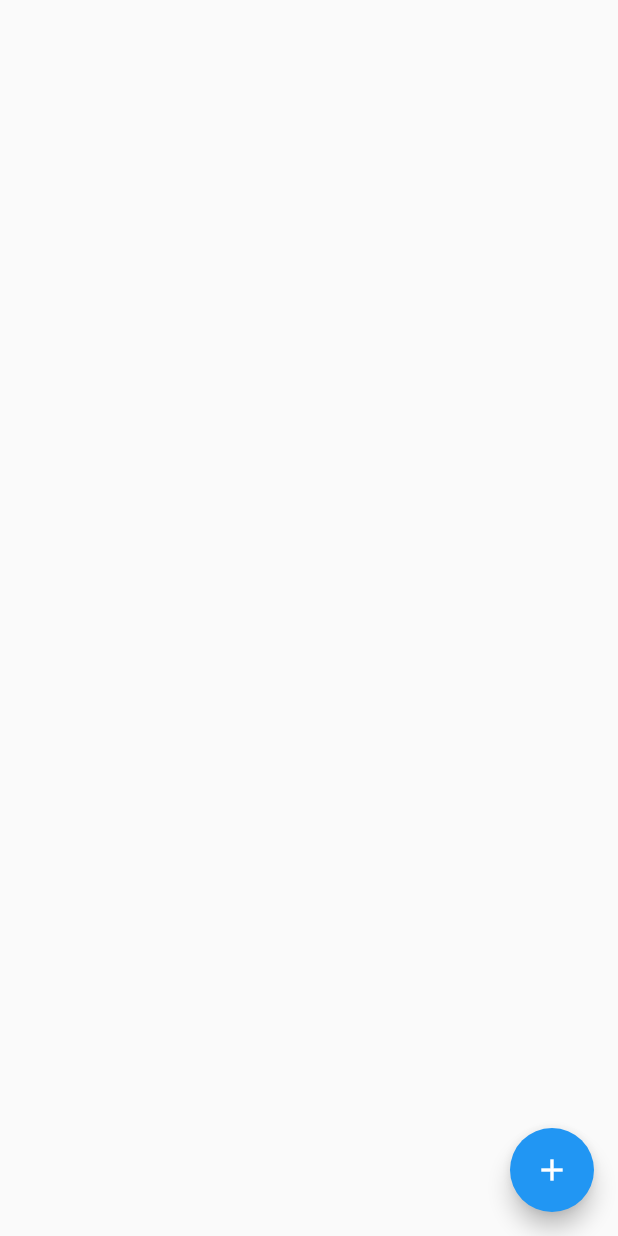
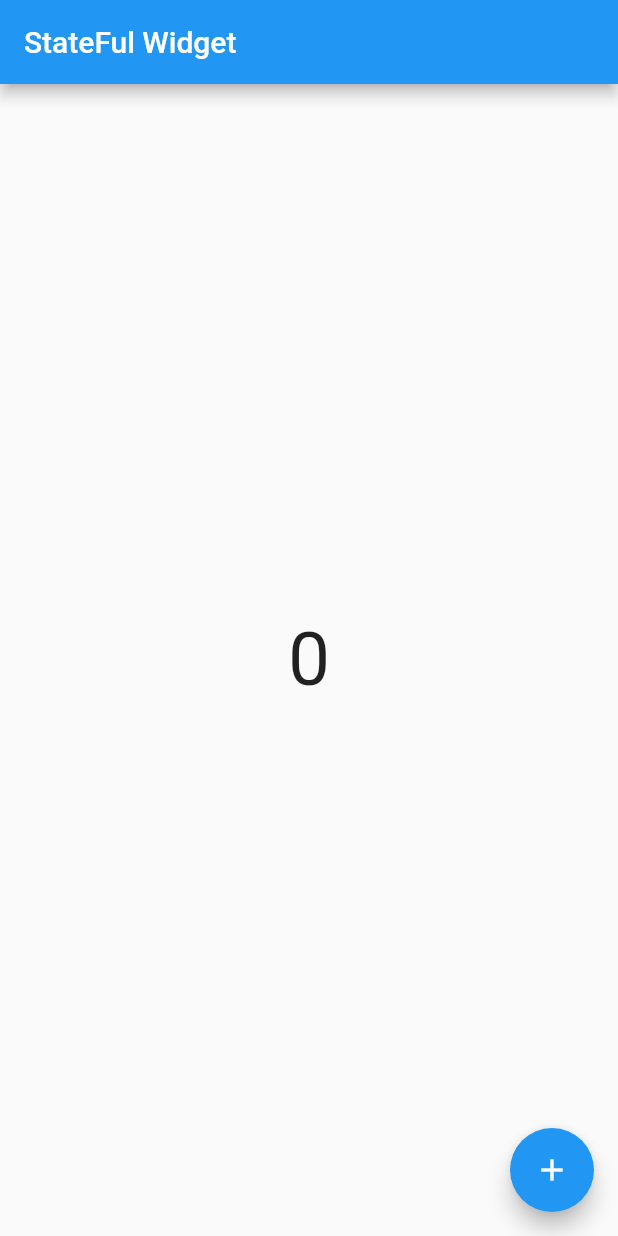
Before and after one commit to atik-sabuj/provider_mvvm, a Flutter app: the screen it shows after launch, on a phone screen of 412 x 824 dp. Run offline on Flutter 3.47's test engine with Material 2 defaults, Android fonts, the phone set to English and light mode, and no system bars.

Commit message:
StateFulWidget #3

```diff
--- a/lib/stateful_widget_screen.dart
+++ b/lib/stateful_widget_screen.dart
@@ -8,12 +8,24 @@ class StateFulWidget extends StatefulWidget {
 }
 
 class _StateFulWidgetState extends State<StateFulWidget> {
+
+  int count = 0;
   @override
   Widget build(BuildContext context) {
+    print('build');
     return Scaffold(
+      appBar: AppBar(
+        title: Text('StateFul Widget'),
+      ),
       body: Column(
+        mainAxisAlignment: MainAxisAlignment.center,
+        crossAxisAlignment: CrossAxisAlignment.center,
         children: [
-
+          Container(
+            child: Center(
+                child: Text(count.toString(),
+                  style: TextStyle(fontSize: 50,),)),
+          )
         ],
       ),
       floatingActionButton: FloatingActionButton(
```
